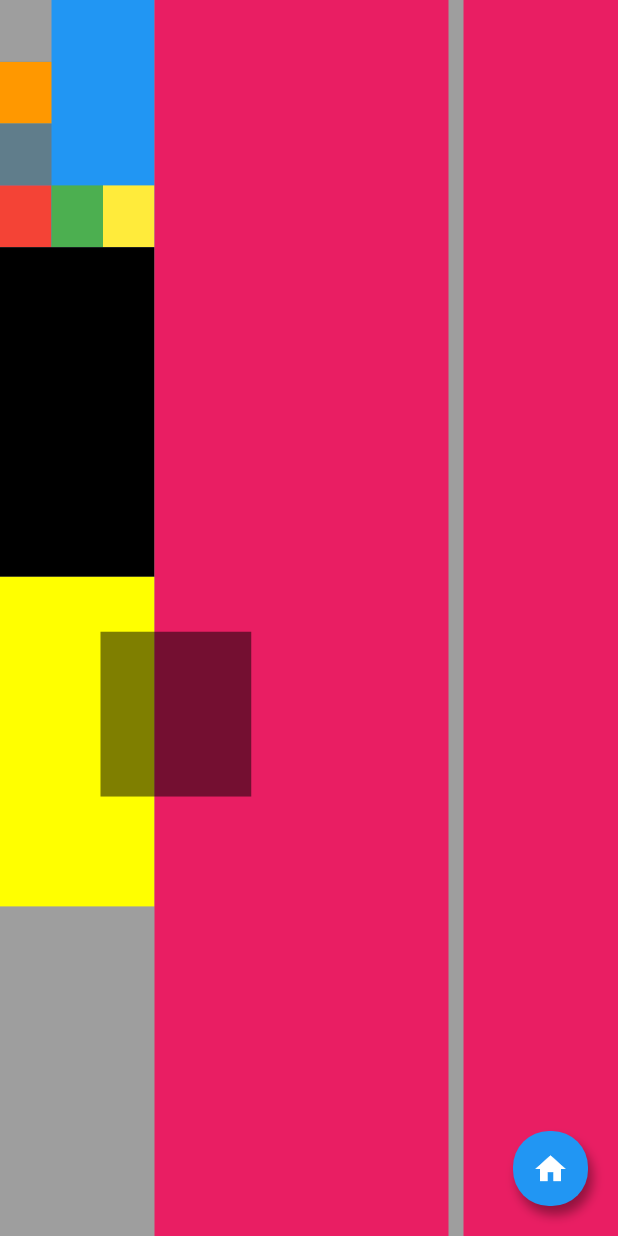
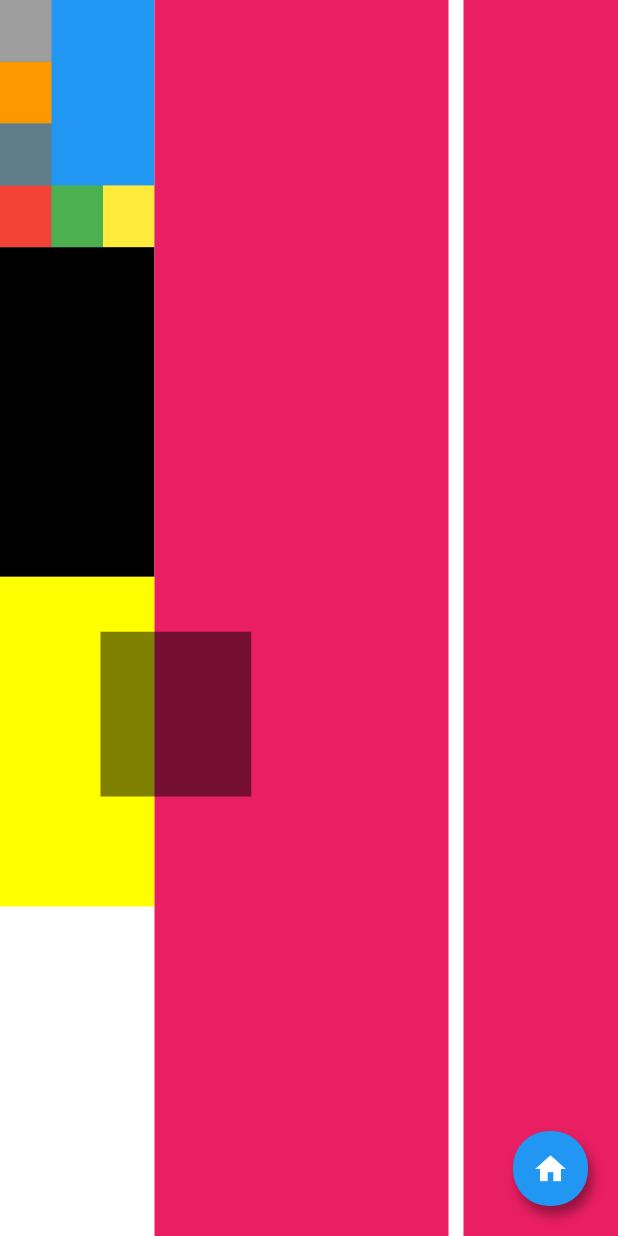
Before and after one commit to Daobakhanh/social_photo_sharing_app_Flutter, a Flutter app: the screen it shows after launch, on a phone screen of 412 x 824 dp. Run offline on Flutter 3.47's test engine with Material 2 defaults, Android fonts, the phone set to English and light mode, and no system bars.

```diff
--- a/lib/main.dart
+++ b/lib/main.dart
@@ -49,9 +49,9 @@ class MyHomePage extends StatelessWidget {
 
     return Scaffold(
       body: SafeArea(
-        // top: true,
+        top: true,
         child: Container(
-          color: Colors.grey,
+          color: Colors.white,
           child: Stack(
             // alignment: Alignment.center,
             children: [
```
